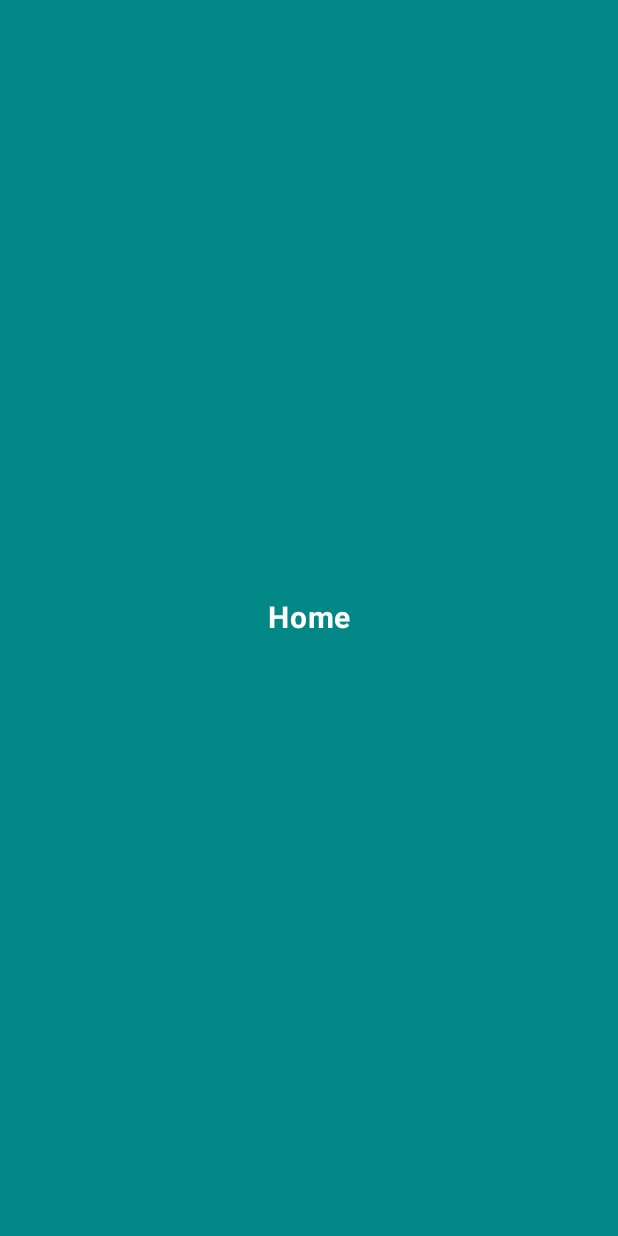
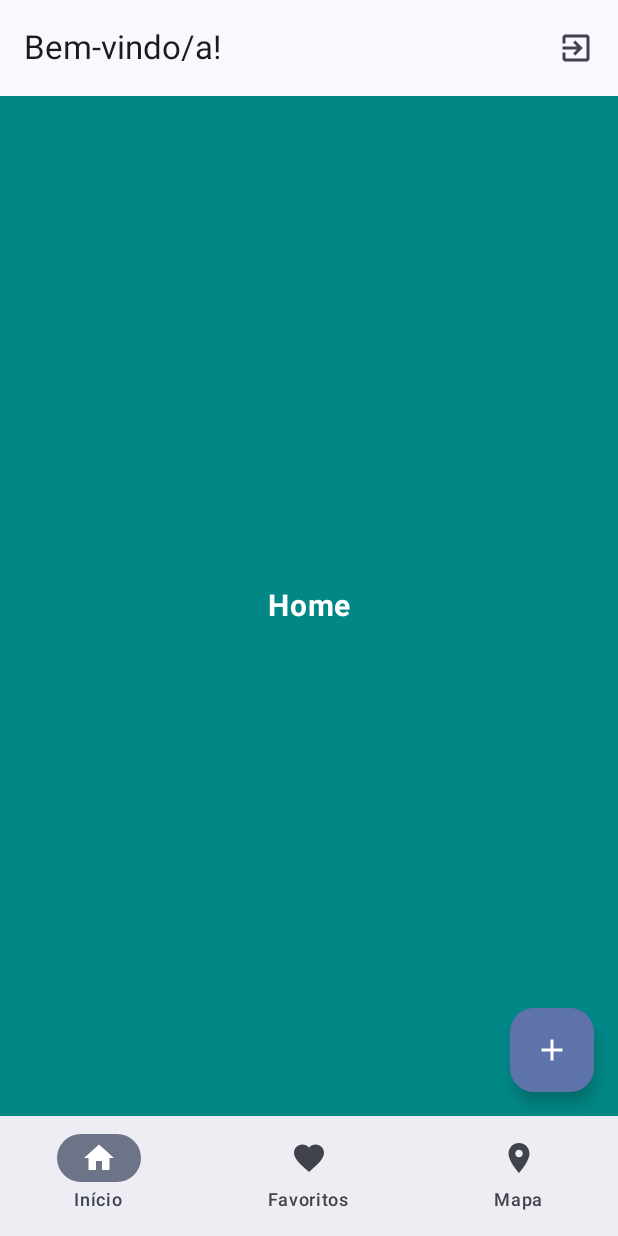
Before and after one commit to renatovanderlei/pdm_praticas, an Android app built with Jetpack Compose: the MainActivity screen opened directly, with no data from a screen before it, on a phone screen of 412 x 824 dp. Before the commit the screen is almost empty. Run offline under Robolectric (Android 15) with nearby library versions, the phone set to English and light mode, and no system bars.

Commit message:
Prática 02 – Navegando após login

```diff
--- a/app/src/main/java/com/weatherapp/MainActivity.kt
+++ b/app/src/main/java/com/weatherapp/MainActivity.kt
@@ -3,33 +3,61 @@ package com.weatherapp
 import android.os.Bundle
 import androidx.activity.ComponentActivity
 import androidx.activity.compose.setContent
-import androidx.activity.enableEdgeToEdge
-import androidx.compose.foundation.layout.*
-import androidx.compose.material3.Scaffold
-import androidx.compose.runtime.Composable
+import androidx.compose.foundation.layout.Box
+import androidx.compose.foundation.layout.padding
+import androidx.compose.material.icons.Icons
+import androidx.compose.material.icons.automirrored.filled.ExitToApp
+import androidx.compose.material.icons.filled.Add
+import androidx.compose.material3.*
+import androidx.compose.runtime.remember
 import androidx.compose.ui.Modifier
-import androidx.compose.ui.tooling.preview.Preview
-import com.weatherapp.ui.HomePage
+import androidx.navigation.compose.rememberNavController
+import com.weatherapp.ui.nav.BottomNavBar
+import com.weatherapp.ui.nav.BottomNavItem
+import com.weatherapp.ui.nav.MainNavHost
 import com.weatherapp.ui.theme.WeatherAppTheme
 
 class MainActivity : ComponentActivity() {
+    @OptIn(ExperimentalMaterial3Api::class)
     override fun onCreate(savedInstanceState: Bundle?) {
         super.onCreate(savedInstanceState)
-        enableEdgeToEdge()
         setContent {
+            val navController = rememberNavController()
             WeatherAppTheme {
-                Scaffold(modifier = Modifier.fillMaxSize()) { innerPadding ->
-                    HomePage(modifier = Modifier.padding(innerPadding))
+                Scaffold(
+                    topBar = {
+                        TopAppBar(
+                            title = { Text("Bem-vindo/a!") },
+                            actions = {
+                                IconButton( onClick = { finish() } ) {
+                                    Icon(
+                                        imageVector =
+                                        Icons.AutoMirrored.Filled.ExitToApp,
+                                        contentDescription = "Localized description"
+                                    )
+                                }
+                            }
+                        )
+                    },
+                    bottomBar = {
+                        val items = listOf(
+                            BottomNavItem.HomeButton,
+                            BottomNavItem.ListButton,
+                            BottomNavItem.MapButton,
+                        )
+                        BottomNavBar(navController = navController, items)
+                    },
+                    floatingActionButton = {
+                        FloatingActionButton(onClick = { }) {
+                            Icon(Icons.Default.Add, contentDescription = "Adicionar")
+                        }
+                    }
+                ) { innerPadding ->
+                    Box(modifier = Modifier.padding(innerPadding)) {
+                        MainNavHost(navController = navController)
+                    }
                 }
             }
         }
     }
 }
-
-@Preview(showBackground = true)
-@Composable
-fun HomePagePreview() {
-    WeatherAppTheme {
-        HomePage()
-    }
-}
--- a/app/src/main/java/com/weatherapp/ui/HomePage.kt
+++ b/app/src/main/java/com/weatherapp/ui/HomePage.kt
@@ -16,10 +16,9 @@ import androidx.compose.ui.unit.sp
 import com.weatherapp.R
 
 @Composable
-fun HomePage(modifier: Modifier = Modifier) {
+fun HomePage() {
     Column(
-        modifier = modifier
-            .fillMaxSize()
+        modifier = Modifier.fillMaxSize()
             .background(colorResource(id = R.color.teal_700))
             .wrapContentSize(Alignment.Center)
     ) {
--- /dev/null
+++ b/app/src/main/java/com/weatherapp/ui/nav/BottomNavBar.kt
@@ -0,0 +1,39 @@
+package com.weatherapp.ui.nav
+
+import androidx.compose.material3.*
+import androidx.compose.runtime.Composable
+import androidx.compose.runtime.getValue
+import androidx.compose.ui.graphics.Color
+import androidx.compose.ui.unit.sp
+import androidx.navigation.NavHostController
+import androidx.navigation.compose.currentBackStackEntryAsState
+
+@Composable
+fun BottomNavBar(navController: NavHostController, items: List<BottomNavItem>) {
+    NavigationBar(
+        contentColor = Color.Black
+    ) {
+        val navBackStackEntry by navController.currentBackStackEntryAsState()
+        val currentRoute = navBackStackEntry?.destination?.route
+        items.forEach { item ->
+            NavigationBarItem(
+                icon = { Icon(imageVector = item.icon, contentDescription = item.title) },
+                label = { Text(text = item.title, fontSize = 12.sp) },
+                alwaysShowLabel = true,
+                selected = currentRoute == item.route.toString(),
+                onClick = {
+                    navController.navigate(item.route.toString()) {
+                        // Volta a pilha de navegação até a HomePage (startDest)
+                        navController.graph.startDestinationRoute?.let {
+                            popUpTo(it) {
+                                saveState = true
+                            }
+                        }
+                        restoreState = true
+                        launchSingleTop = true
+                    }
+                }
+            )
+        }
+    }
+}
--- /dev/null
+++ b/app/src/main/java/com/weatherapp/ui/nav/BottomNavItem.kt
@@ -0,0 +1,17 @@
+package com.weatherapp.ui.nav
+
+import androidx.compose.material.icons.Icons
+import androidx.compose.material.icons.filled.Favorite
+import androidx.compose.material.icons.filled.Home
+import androidx.compose.material.icons.filled.LocationOn
+import androidx.compose.ui.graphics.vector.ImageVector
+
+sealed class BottomNavItem(
+    var title: String,
+    var icon: ImageVector,
+    var route: String
+) {
+    object HomeButton : BottomNavItem("Início", Icons.Default.Home, "home")
+    object ListButton : BottomNavItem("Favoritos", Icons.Default.Favorite, "list")
+    object MapButton : BottomNavItem("Mapa", Icons.Default.LocationOn, "map")
+}
--- /dev/null
+++ b/app/src/main/java/com/weatherapp/ui/nav/MainNavHost.kt
@@ -0,0 +1,18 @@
+package com.weatherapp.ui.nav
+
+import androidx.compose.runtime.Composable
+import androidx.navigation.compose.NavHost
+import androidx.navigation.compose.composable
+import androidx.navigation.NavHostController
+import com.weatherapp.ui.HomePage
+import com.weatherapp.ui.ListPage
+import com.weatherapp.ui.MapPage
+
+@Composable
+fun MainNavHost(navController: NavHostController) {
+    NavHost(navController = navController, startDestination = "home") {
+        composable("home") { HomePage() }
+        composable("list") { ListPage() }
+        composable("map") { MapPage() }
+    }
+}
```
